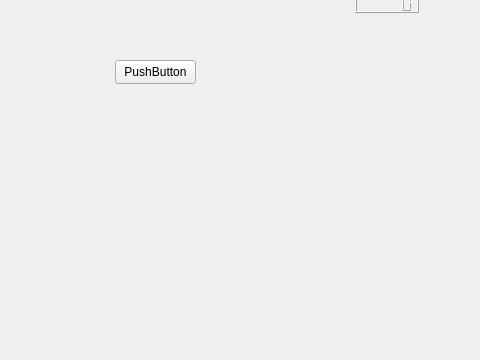
The window that learning_fun/learning_fun.ui (been2221/Lerning_fan-192) describes before a commit, drawn with Qt 5; both pictures show x 215 to 695 and y 240 to 600 of the 800 by 600 pixel window.
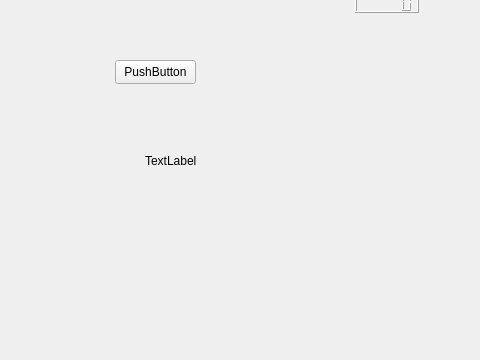
The same window after the commit.

The edit to the form file:
```diff
--- a/learning_fun/learning_fun.ui
+++ b/learning_fun/learning_fun.ui
@@ -106,6 +106,19 @@
      <number>0</number>
     </property>
    </widget>
+   <widget class="QLabel" name="label">
+    <property name="geometry">
+     <rect>
+      <x>360</x>
+      <y>380</y>
+      <width>191</width>
+      <height>41</height>
+     </rect>
+    </property>
+    <property name="text">
+     <string>TextLabel</string>
+    </property>
+   </widget>
   </widget>
   <widget class="QMenuBar" name="menubar">
    <property name="geometry">
```
